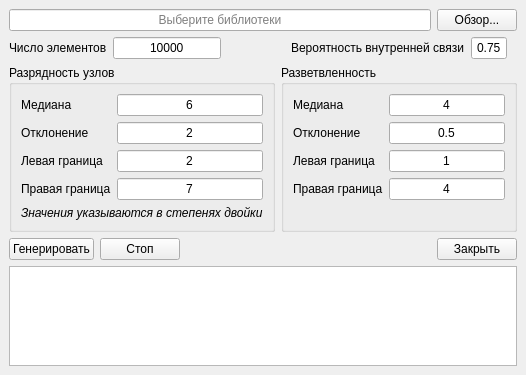
Above: app/gui/generatorwindow.ui from olerapx/VLSI-Designer before the change. Below: the same form after it.
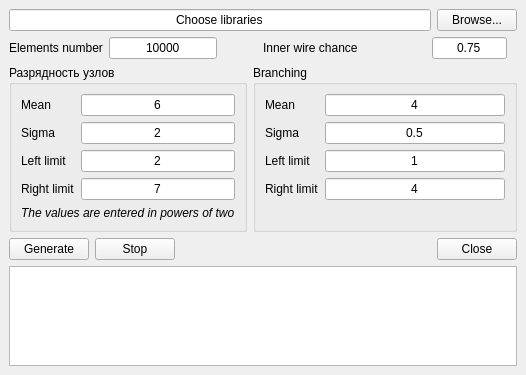
That is the form after the change.

Patch:
```diff
--- a/app/gui/generatorwindow.ui
+++ b/app/gui/generatorwindow.ui
@@ -59,7 +59,7 @@
          <enum>Qt::NoFocus</enum>
         </property>
         <property name="text">
-         <string/>
+         <string>Choose libraries</string>
         </property>
         <property name="alignment">
          <set>Qt::AlignCenter</set>
@@ -81,7 +81,7 @@
          </sizepolicy>
         </property>
         <property name="text">
-         <string>Обзор...</string>
+         <string>Browse...</string>
         </property>
        </widget>
       </item>
@@ -110,7 +110,7 @@
             </sizepolicy>
            </property>
            <property name="text">
-            <string>Медиана</string>
+            <string>Mean</string>
            </property>
           </widget>
          </item>
@@ -133,7 +133,7 @@
             </sizepolicy>
            </property>
            <property name="text">
-            <string>Отклонение</string>
+            <string>Sigma</string>
            </property>
           </widget>
          </item>
@@ -156,7 +156,7 @@
             </sizepolicy>
            </property>
            <property name="text">
-            <string>Левая граница</string>
+            <string>Left limit</string>
            </property>
           </widget>
          </item>
@@ -179,7 +179,7 @@
             </sizepolicy>
            </property>
            <property name="text">
-            <string>Правая граница</string>
+            <string>Right limit</string>
            </property>
           </widget>
          </item>
@@ -208,7 +208,7 @@
             </font>
            </property>
            <property name="text">
-            <string>Значения указываются в степенях двойки</string>
+            <string>The values are entered in powers of two</string>
            </property>
           </widget>
          </item>
@@ -238,7 +238,7 @@
            </size>
           </property>
           <property name="text">
-           <string>Генерировать</string>
+           <string>Generate</string>
           </property>
          </widget>
         </item>
@@ -251,7 +251,7 @@
            </sizepolicy>
           </property>
           <property name="text">
-           <string>Стоп</string>
+           <string>Stop</string>
           </property>
          </widget>
         </item>
@@ -281,7 +281,7 @@
            </sizepolicy>
           </property>
           <property name="text">
-           <string>Закрыть</string>
+           <string>Close</string>
           </property>
          </widget>
         </item>
@@ -298,7 +298,7 @@
            </sizepolicy>
           </property>
           <property name="text">
-           <string>Число элементов</string>
+           <string>Elements number</string>
           </property>
          </widget>
         </item>
@@ -331,7 +331,7 @@
         <item>
          <widget class="QLabel" name="innerWireChanceLabel">
           <property name="text">
-           <string>Вероятность внутренней связи</string>
+           <string>Inner wire chance</string>
           </property>
          </widget>
         </item>
@@ -368,13 +368,13 @@
          </sizepolicy>
         </property>
         <property name="title">
-         <string>Разветвленность</string>
+         <string>Branching</string>
         </property>
         <layout class="QFormLayout" name="formLayout_2">
          <item row="0" column="0">
           <widget class="QLabel" name="branchingMeanLabel">
            <property name="text">
-            <string>Медиана</string>
+            <string>Mean</string>
            </property>
           </widget>
          </item>
@@ -391,7 +391,7 @@
          <item row="1" column="0">
           <widget class="QLabel" name="branchingSigmaLabel">
            <property name="text">
-            <string>Отклонение</string>
+            <string>Sigma</string>
            </property>
           </widget>
          </item>
@@ -408,7 +408,7 @@
          <item row="2" column="0">
           <widget class="QLabel" name="branchingLeftLimitLabel">
            <property name="text">
-            <string>Левая граница</string>
+            <string>Left limit</string>
            </property>
           </widget>
          </item>
@@ -425,7 +425,7 @@
          <item row="3" column="0">
           <widget class="QLabel" name="branchingRightLimitLabel">
            <property name="text">
-            <string>Правая граница</string>
+            <string>Right limit</string>
            </property>
           </widget>
          </item>
```
